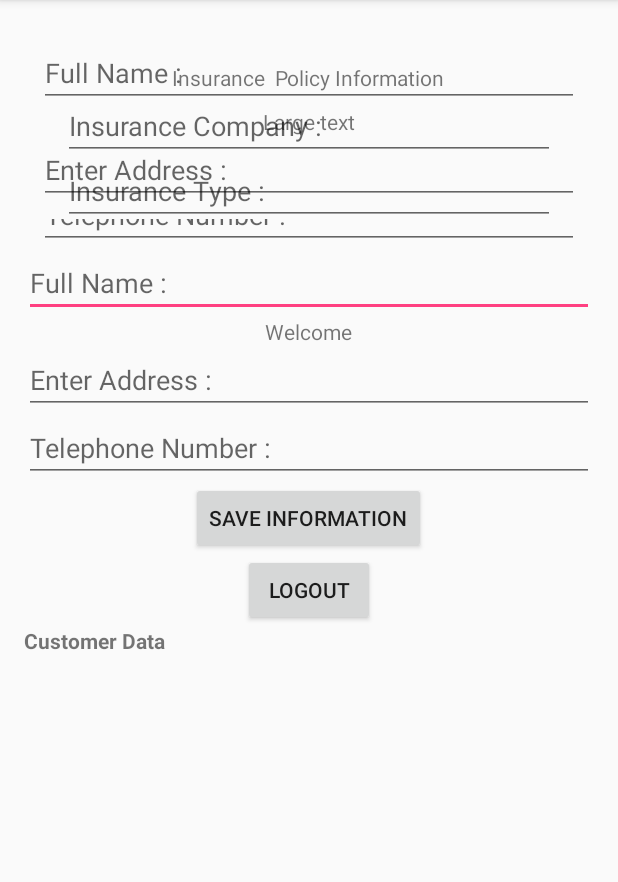
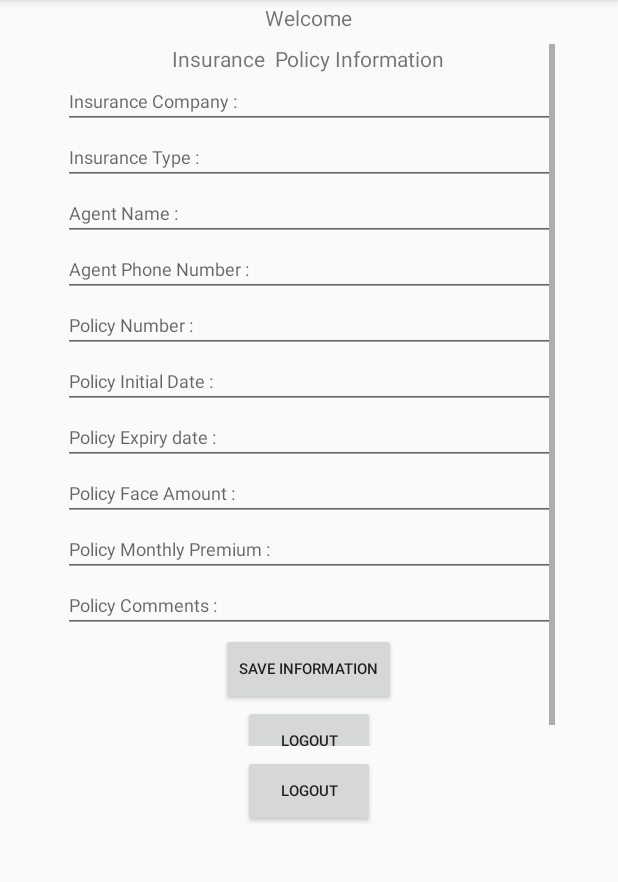
Before and after one commit to gbernale/financial-records-app, an Android app: the screen it shows after launch once a user with an empty profile is signed in (ProfileActivity), in the options menu, after a tap on "Insurance Information", on a phone screen of 412 x 824 dp, the part 84-966 px from its top. Run offline under Robolectric (Android 15) with nearby library versions, the phone set to English and light mode, and no system bars; our stand-ins replace Firebase (no records; nobody signed in at launch, a user with empty details on screens opened directly).

Commit message:
February 17, 2017
Includes fragments,  push

```diff
--- a/app/src/main/java/com/bernal/gilberto/firebasesample/InsuranceFragment.java
+++ b/app/src/main/java/com/bernal/gilberto/firebasesample/InsuranceFragment.java
@@ -1,6 +1,7 @@
 package com.bernal.gilberto.firebasesample;
 
 import android.content.Context;
+import android.content.Intent;
 import android.net.Uri;
 import android.os.Bundle;
 import android.support.v4.app.Fragment;
@@ -22,59 +23,87 @@ import com.google.firebase.database.ValueEventListener;
 
 public class InsuranceFragment extends Fragment {
 
-    private View view;
+    private View view = null;
     private FirebaseAuth firebaseAuth;
     private Button buttonLogout;
-    private  Button buttonsavedata;
+    private  Button buttonSaveData;
     private DatabaseReference databaseReference;
     private ValueEventListener mPostListener;
     private static final String TAG = "InsuranceFragment";
-
+    EditText etCompanyName;
+    EditText etType;
+    EditText etContact;
+    EditText etContactPhone, etPolicyNumber, etIssueDate,etExpiryDate;
+    EditText etFaceAmount, etPremium, etComments;
+    String CompanyName, Type, Contact,ContactPhone,PolicyNumber;
+    String IssueDate, ExpiryDate, FaceAmount, Premium, Comments;
 
     @Override
     public View onCreateView(LayoutInflater inflater, ViewGroup container,
                              Bundle savedInstanceState) {
         // Inflate the layout for this fragment
+        view = inflater.inflate(R.layout.fragment_insurance, container, false);
+
         firebaseAuth=FirebaseAuth.getInstance();
 
-        view = inflater.inflate(R.layout.fragment_insurance, container, false);
+        if (firebaseAuth.getCurrentUser() == null)  // if current user already registered
+        {
+            /*  profile will be here
+            Intent intent = new Intent();
+            intent.setClass(getActivity(), ProfileActivity.class);
+            startActivity(intent);  */
+        }
 
         FirebaseDatabase database = FirebaseDatabase.getInstance();
         databaseReference = database.getReference();
-        final FirebaseUser user = firebaseAuth.getCurrentUser();
-
-        EditText etCompanyName = (EditText) view.findViewById(R.id.edittextCompanyName);
-        EditText etType = (EditText) view.findViewById(R.id.editTextType);
-        EditText etContact = (EditText) view.findViewById(R.id.editTextContact);
-        EditText etContactPhone = (EditText) view.findViewById(R.id.editTextContactPhone);
-        EditText etPolicyNumber = (EditText) view.findViewById(R.id.editTextPolicyNumber);
-        EditText etIssueDate = (EditText) view.findViewById(R.id.editTextIssueDate);
-        EditText etExpiryDate = (EditText) view.findViewById(R.id.editTextExpiryDate);
-        EditText etFaceAmount = (EditText) view.findViewById(R.id.editTextFaceAmount);
-        EditText etPremium = (EditText) view.findViewById(R.id.editTextPremium);
-        EditText etComments = (EditText) view.findViewById(R.id.editTextComments);
-        buttonsavedata = (Button) view.findViewById(R.id.buttonSaveData);
+        buttonSaveData = (Button) view.findViewById(R.id.buttonSaveData);
         buttonLogout = (Button) view.findViewById(R.id.buttonLogout);
 
-        final String CompanyName = etCompanyName.getText().toString().trim();
-        final String Type = etType.getText().toString().trim();
-        final String Contact = etContact.getText().toString().trim();
-        final String ContactPhone = etContactPhone.getText().toString().trim();
-        final String PolicyNumber = etPolicyNumber.getText().toString().trim();
-        final String IssueDate = etIssueDate.getText().toString().trim();
-        final String ExpiryDate = etExpiryDate.getText().toString().trim();
-        final String FaceAmount = etFaceAmount.getText().toString().trim();
-        final String Premium = etPremium.getText().toString().trim();
-        final String Comments = etComments.getText().toString().trim();
-        buttonsavedata.setOnClickListener(new View.OnClickListener() {
+        buttonSaveData.setOnClickListener(new View.OnClickListener() {
             @Override
-            public void onClick(View view) {
+            public void onClick(View view2) {
+                etCompanyName = (EditText) view.findViewById(R.id.edittextCompanyName);
+                etType = (EditText) view.findViewById(R.id.editTextType);
+                etContact = (EditText) view.findViewById(R.id.editTextContact);
+                etContactPhone = (EditText) view.findViewById(R.id.editTextContactPhone);
+                etPolicyNumber = (EditText) view.findViewById(R.id.editTextPolicyNumber);
+                etIssueDate = (EditText) view.findViewById(R.id.editTextIssueDate);
+                etExpiryDate = (EditText) view.findViewById(R.id.editTextExpiryDate);
+                etFaceAmount = (EditText) view.findViewById(R.id.editTextFaceAmount);
+                etPremium = (EditText) view.findViewById(R.id.editTextPremium);
+                etComments = (EditText) view.findViewById(R.id.editTextComments);
 
+                CompanyName = etCompanyName.getText().toString().trim();
+                Type = etType.getText().toString().trim();
+                Contact = etContact.getText().toString().trim();
+                ContactPhone = etContactPhone.getText().toString().trim();
+                PolicyNumber = etPolicyNumber.getText().toString().trim();
+                IssueDate = etIssueDate.getText().toString().trim();
+                ExpiryDate = etExpiryDate.getText().toString().trim();
+                FaceAmount = etFaceAmount.getText().toString().trim();
+                Premium = etPremium.getText().toString().trim();
+                Comments = etComments.getText().toString().trim();
+
+
+                FirebaseUser user = firebaseAuth.getCurrentUser();
                 InsuranceData datauser = new InsuranceData(CompanyName, Type, Contact, ContactPhone, PolicyNumber, IssueDate, ExpiryDate, FaceAmount, Premium, Comments);
-                databaseReference.child("Insurance").child(user.getUid()).setValue(datauser);
+                DatabaseReference insurance = databaseReference.child("Insurance").child(user.getUid()).push();
+                insurance.setValue(datauser);
                 Toast.makeText(getContext(), "Insurance information saved  .....", Toast.LENGTH_LONG).show();
             }
         });
-       return view;
+
+        buttonLogout.setOnClickListener(new View.OnClickListener() {
+            @Override
+            public void onClick(View view) {
+             getActivity().finish();
+            Intent intent = new Intent();
+            intent.setClass(getActivity(), ProfileActivity.class);
+            startActivity(intent);
+            }
+        });
+
+
+        return view;
     }
 }
--- a/app/src/main/java/com/bernal/gilberto/firebasesample/ProfileActivity.java
+++ b/app/src/main/java/com/bernal/gilberto/firebasesample/ProfileActivity.java
@@ -1,7 +1,6 @@
 package com.bernal.gilberto.firebasesample;
 
 import android.content.Intent;
-import android.support.v4.app.Fragment;
 import android.support.v4.app.FragmentManager;
 import android.support.v4.app.FragmentTransaction;
 import android.support.v7.app.AppCompatActivity;
@@ -53,10 +52,10 @@ public class ProfileActivity extends AppCompatActivity implements View.OnClickLi
         FirebaseDatabase database = FirebaseDatabase.getInstance();
         databaseReference = database.getReference();
 
-        editTextAddress = (EditText) findViewById(R.id.editTextAddress);
+       /* editTextAddress = (EditText) findViewById(R.id.editTextAddress);
         editTextName = (EditText) findViewById(R.id.editTextName);
         editTextPhone = (EditText) findViewById(R.id.editTextPhone);
-        textViewPersons = (TextView) findViewById(R.id.textViewPersons);
+        textViewPersons = (TextView) findViewById(R.id.textViewPersons); */
         buttonSaveData = (Button) findViewById(R.id.buttonSaveData);
 
         FirebaseUser user = firebaseAuth.getCurrentUser();
@@ -64,9 +63,7 @@ public class ProfileActivity extends AppCompatActivity implements View.OnClickLi
         textViewUserMail = (TextView) findViewById(R.id.textViewUserEmail);
         textViewUserMail.setText(" Welcome "+ user.getEmail());
         buttonLogout.setOnClickListener(this);
-        buttonSaveData.setOnClickListener(this);
-        loadUserdata(user);
-    }
+     }
 
     //  added to include menu options
 
@@ -114,7 +111,7 @@ public class ProfileActivity extends AppCompatActivity implements View.OnClickLi
         FragmentManager manager = getSupportFragmentManager();
         FragmentTransaction transaction = manager.beginTransaction();
         InsuranceFragment insuranceFragment = new InsuranceFragment();
-        transaction.add(R.id.fragment_container,insuranceFragment,"Insurance");
+        transaction.replace(R.id.fragment_container,insuranceFragment,"Insurance");
         transaction.commit();
     }
 
@@ -123,7 +120,7 @@ public class ProfileActivity extends AppCompatActivity implements View.OnClickLi
         FragmentManager manager = getSupportFragmentManager();
         FragmentTransaction transaction = manager.beginTransaction();
         ProfileFragment profileFragment = new ProfileFragment();
-        transaction.add(R.id.fragment_container,profileFragment,"Customer Profile");
+        transaction.replace(R.id.fragment_container,profileFragment,"Customer Profile");
         transaction.commit();
 
 
@@ -144,7 +141,7 @@ public class ProfileActivity extends AppCompatActivity implements View.OnClickLi
                        String string = "Name: " + client.getUsername() + "\nAddress: " + client.getUseraddress() + "\nTelephone : " + client.getUserPhone() + "\n\n";
 
                         //Displaying it on textview
-                        textViewPersons.setText(string);
+                       // textViewPersons.setText(string);
                     }
                 }}
 
@@ -163,7 +160,6 @@ public class ProfileActivity extends AppCompatActivity implements View.OnClickLi
     @Override
     public void onClick(View view) {
       if (view == buttonLogout){
-
           firebaseAuth.signOut();
           finish();
           startActivity(new Intent(this, LoginActivity.class));
--- a/app/src/main/java/com/bernal/gilberto/firebasesample/ProfileFragment.java
+++ b/app/src/main/java/com/bernal/gilberto/firebasesample/ProfileFragment.java
@@ -56,6 +56,8 @@ public class ProfileFragment extends Fragment {
         buttonLogout = (Button) view.findViewById(R.id.buttonLogout);
         textViewUserMail = (TextView) view.findViewById(R.id.textViewUserEmail);
         textViewUserMail.setText(" Welcome "+ user.getEmail());
+
+        loadUserdata(user);
 
         buttonSaveData.setOnClickListener(new View.OnClickListener() {
             @Override
--- a/app/src/main/res/layout/activity_profile.xml
+++ b/app/src/main/res/layout/activity_profile.xml
@@ -4,10 +4,10 @@
     android:id="@+id/activity_profile"
     android:layout_width="match_parent"
     android:layout_height="match_parent"
-    android:paddingBottom="@dimen/activity_vertical_margin"
+    android:paddingBottom="4dp"
     android:paddingLeft="@dimen/activity_horizontal_margin"
     android:paddingRight="@dimen/activity_horizontal_margin"
-    android:paddingTop="@dimen/activity_vertical_margin"
+    android:paddingTop="2dp"
     tools:context="com.bernal.gilberto.firebasesample.ProfileActivity">
 
 
@@ -19,22 +19,6 @@
         android:layout_alignParentLeft="true"
         android:layout_alignParentStart="true">
 
-        <RelativeLayout
-            android:orientation="vertical"
-            android:layout_width="match_parent"
-            android:layout_height="140dp"
-            android:id="@+id/fragment_container"
-            android:layout_marginTop="10dp"
-            android:layout_marginLeft="10dp"
-            android:layout_marginRight="10dp"
-            />
-
-         <EditText
-            android:layout_width="match_parent"
-            android:layout_height="wrap_content"
-            android:id="@+id/editTextName"
-            android:hint="Full Name :"/>
-
         <TextView
             android:text="Large text"
             android:layout_width="wrap_content"
@@ -43,46 +27,25 @@
             android:id="@+id/textViewUserEmail"
             />
 
-        <EditText
+        <RelativeLayout
+            android:orientation="vertical"
             android:layout_width="match_parent"
-            android:layout_height="wrap_content"
-            android:id="@+id/editTextAddress"
-            android:hint="Enter Address :"
+            android:layout_height="480dp"
+            android:id="@+id/fragment_container"
+            android:layout_marginTop="2dp"
+            android:layout_marginLeft="10dp"
+            android:layout_marginRight="10dp"
             />
 
-        <EditText
-            android:layout_width="match_parent"
-            android:layout_height="wrap_content"
-            android:id="@+id/editTextPhone"
-            android:hint="Telephone Number :"
-            />
-
-
-        <Button
-            android:text="Save Information"
-            android:layout_width="wrap_content"
-            android:layout_height="wrap_content"
-            android:layout_gravity="center_horizontal"
-            android:id="@+id/buttonSaveData"
-            />
 
         <Button
             android:text="Logout"
             android:layout_width="wrap_content"
             android:layout_height="wrap_content"
             android:layout_gravity="center_horizontal"
+            android:textSize="10dp"
             android:id="@+id/buttonLogout" />
 
-        <TextView
-            android:text="Customer Data"
-            android:textStyle="bold"
-            android:layout_width="match_parent"
-            android:layout_height="wrap_content" />
-
-        <TextView
-            android:id="@+id/textViewPersons"
-            android:layout_width="match_parent"
-            android:layout_height="wrap_content" />
 
     </LinearLayout>
 </RelativeLayout>
--- a/app/src/main/res/layout/fragment_insurance.xml
+++ b/app/src/main/res/layout/fragment_insurance.xml
@@ -1,13 +1,13 @@
 <?xml version="1.0" encoding="utf-8"?>
-<RelativeLayout xmlns:android="http://schemas.android.com/apk/res/android"
+<ScrollView xmlns:android="http://schemas.android.com/apk/res/android"
     xmlns:tools="http://schemas.android.com/tools"
     android:id="@+id/activity_profile"
     android:layout_width="match_parent"
     android:layout_height="match_parent"
-    android:paddingBottom="@dimen/activity_vertical_margin"
+    android:paddingBottom="6dp"
     android:paddingLeft="@dimen/activity_horizontal_margin"
     android:paddingRight="@dimen/activity_horizontal_margin"
-    android:paddingTop="@dimen/activity_vertical_margin"
+    android:paddingTop="6dp"
     tools:context="com.bernal.gilberto.firebasesample.InsuranceFragment">
 
 
@@ -30,60 +30,70 @@
             android:layout_width="match_parent"
             android:layout_height="wrap_content"
             android:id="@+id/edittextCompanyName"
+            android:textSize="12dp"
             android:hint="Insurance Company :"/>
 
         <EditText
             android:layout_width="match_parent"
             android:layout_height="wrap_content"
             android:id="@+id/editTextType"
+            android:textSize="12dp"
             android:hint="Insurance Type :"/>
 
         <EditText
             android:layout_width="match_parent"
             android:layout_height="wrap_content"
             android:id="@+id/editTextContact"
+            android:textSize="12sp"
             android:hint="Agent Name :"/>
 
         <EditText
             android:layout_width="match_parent"
             android:layout_height="wrap_content"
             android:id="@+id/editTextContactPhone"
+            android:textSize="12sp"
             android:hint="Agent Phone Number :"/>
 
         <EditText
             android:layout_width="match_parent"
             android:layout_height="wrap_content"
             android:id="@+id/editTextPolicyNumber"
+            android:textSize="12sp"
             android:hint="Policy Number :"/>
 
         <EditText
             android:layout_width="match_parent"
             android:layout_height="wrap_content"
             android:id="@+id/editTextIssueDate"
+            android:textSize="12sp"
             android:hint="Policy Initial Date :"/>
 
         <EditText
             android:layout_width="match_parent"
             android:layout_height="wrap_content"
             android:id="@+id/editTextExpiryDate"
+            android:textSize="12sp"
             android:hint="Policy Expiry date :"/>
 
         <EditText
             android:layout_width="match_parent"
             android:layout_height="wrap_content"
             android:id="@+id/editTextFaceAmount"
+            android:textSize="12sp"
             android:hint="Policy Face Amount :"/>
 
         <EditText
             android:layout_width="match_parent"
             android:layout_height="wrap_content"
             android:id="@+id/editTextPremium"
+            android:textSize="12sp"
             android:hint="Policy Monthly Premium :"/>
 
         <EditText
             android:layout_width="match_parent"
             android:layout_height="wrap_content"
             android:id="@+id/editTextComments"
+            android:textSize="12sp"
             android:hint="Policy Comments :"/>
 
         <Button
@@ -91,6 +101,7 @@
             android:layout_width="wrap_content"
             android:layout_height="wrap_content"
             android:layout_gravity="center_horizontal"
+            android:textSize="10dp"
             android:id="@+id/buttonSaveData" />
 
         <Button
@@ -98,7 +109,9 @@
             android:layout_width="wrap_content"
             android:layout_height="wrap_content"
             android:layout_gravity="center_horizontal"
+            android:textSize="10dp"
             android:id="@+id/buttonLogout" />
 
         </LinearLayout>
-</RelativeLayout>
+
+</ScrollView>
--- a/app/src/main/res/layout/fragment_profile.xml
+++ b/app/src/main/res/layout/fragment_profile.xml
@@ -18,7 +18,6 @@
         android:layout_width="match_parent"
         android:layout_height="wrap_content"
         android:id="@+id/editTextName"
-
         android:hint="Full Name :"/>
 
     <TextView
```
